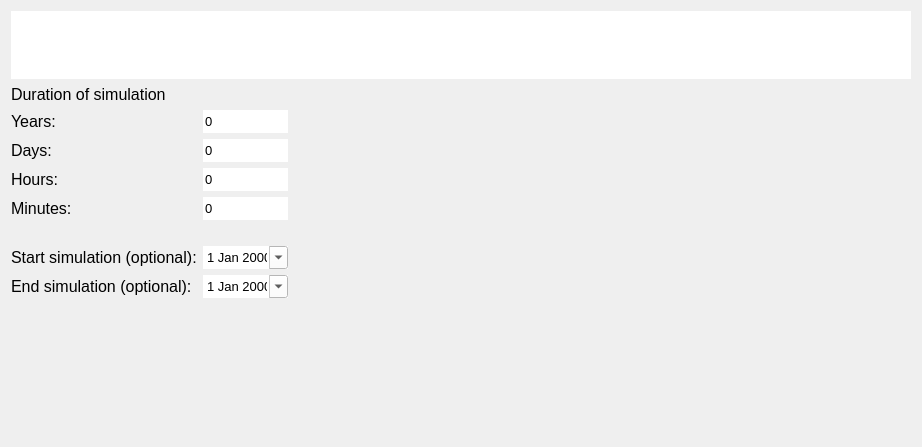
Before: the Qt Designer form threedi_api_qgis_client/ui/page2a.ui in nens/threedi-api-qgis-client, drawn with Qt 5.
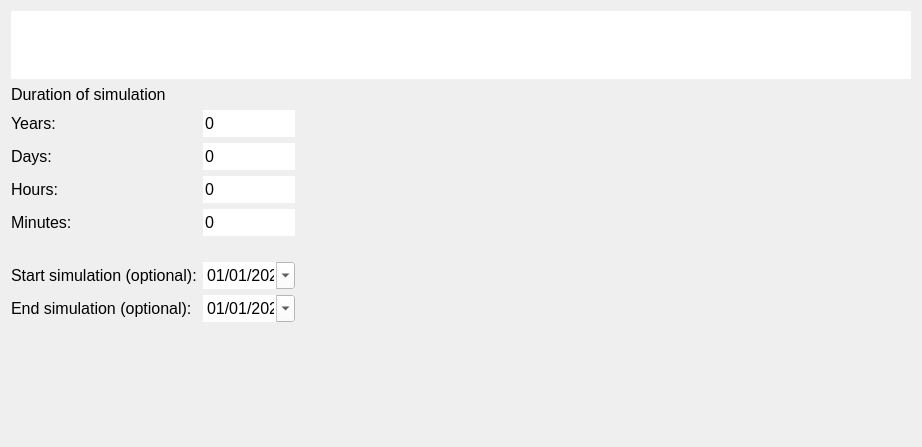
After: the same form once the commit is applied.

Commit message: Work on plugin widgets.

```diff
--- a/threedi_api_qgis_client/ui/page2a.ui
+++ b/threedi_api_qgis_client/ui/page2a.ui
@@ -92,7 +92,7 @@
      <property name="font">
       <font>
        <family>Segoe UI</family>
-       <pointsize>10</pointsize>
+       <pointsize>12</pointsize>
       </font>
      </property>
      <property name="autoFillBackground">
@@ -107,6 +107,9 @@
      <property name="buttonSymbols">
       <enum>QAbstractSpinBox::NoButtons</enum>
      </property>
+     <property name="maximum">
+      <number>60</number>
+     </property>
     </widget>
    </item>
    <item row="7" column="0">
@@ -133,10 +136,16 @@
    </item>
    <item row="7" column="1">
     <widget class="QDateEdit" name="start_date">
+     <property name="sizePolicy">
+      <sizepolicy hsizetype="Preferred" vsizetype="Fixed">
+       <horstretch>0</horstretch>
+       <verstretch>0</verstretch>
+      </sizepolicy>
+     </property>
      <property name="font">
       <font>
        <family>Segoe UI</family>
-       <pointsize>10</pointsize>
+       <pointsize>12</pointsize>
       </font>
      </property>
      <property name="autoFillBackground">
@@ -151,9 +160,19 @@
      <property name="buttonSymbols">
       <enum>QAbstractSpinBox::NoButtons</enum>
      </property>
+     <property name="displayFormat">
+      <string>dd/MM/yyyy</string>
+     </property>
      <property name="calendarPopup">
       <bool>true</bool>
      </property>
+     <property name="date">
+      <date>
+       <year>2020</year>
+       <month>1</month>
+       <day>1</day>
+      </date>
+     </property>
     </widget>
    </item>
    <item row="3" column="0">
@@ -187,10 +206,16 @@
    </item>
    <item row="8" column="1">
     <widget class="QDateEdit" name="end_date">
+     <property name="sizePolicy">
+      <sizepolicy hsizetype="Preferred" vsizetype="Fixed">
+       <horstretch>0</horstretch>
+       <verstretch>0</verstretch>
+      </sizepolicy>
+     </property>
      <property name="font">
       <font>
        <family>Segoe UI</family>
-       <pointsize>10</pointsize>
+       <pointsize>12</pointsize>
       </font>
      </property>
      <property name="autoFillBackground">
@@ -205,12 +230,22 @@
      <property name="buttonSymbols">
       <enum>QAbstractSpinBox::NoButtons</enum>
      </property>
+     <property name="displayFormat">
+      <string>dd/MM/yyyy</string>
+     </property>
      <property name="calendarPopup">
       <bool>true</bool>
      </property>
      <property name="currentSectionIndex">
       <number>0</number>
      </property>
+     <property name="date">
+      <date>
+       <year>2020</year>
+       <month>1</month>
+       <day>1</day>
+      </date>
+     </property>
     </widget>
    </item>
    <item row="4" column="0">
@@ -244,7 +279,7 @@
      <property name="font">
       <font>
        <family>Segoe UI</family>
-       <pointsize>10</pointsize>
+       <pointsize>12</pointsize>
       </font>
      </property>
      <property name="focusPolicy">
@@ -265,6 +300,9 @@
      <property name="keyboardTracking">
       <bool>true</bool>
      </property>
+     <property name="maximum">
+      <number>9999</number>
+     </property>
     </widget>
    </item>
    <item row="4" column="1">
@@ -272,7 +310,7 @@
      <property name="font">
       <font>
        <family>Segoe UI</family>
-       <pointsize>10</pointsize>
+       <pointsize>12</pointsize>
       </font>
      </property>
      <property name="autoFillBackground">
@@ -287,6 +325,9 @@
      <property name="buttonSymbols">
       <enum>QAbstractSpinBox::NoButtons</enum>
      </property>
+     <property name="maximum">
+      <number>24</number>
+     </property>
     </widget>
    </item>
    <item row="3" column="1">
@@ -294,7 +335,7 @@
      <property name="font">
       <font>
        <family>Segoe UI</family>
-       <pointsize>10</pointsize>
+       <pointsize>12</pointsize>
       </font>
      </property>
      <property name="autoFillBackground">
@@ -309,6 +350,9 @@
      <property name="buttonSymbols">
       <enum>QAbstractSpinBox::NoButtons</enum>
      </property>
+     <property name="maximum">
+      <number>366</number>
+     </property>
     </widget>
    </item>
    <item row="2" column="2">
```
The commit also changes 2 other files.
